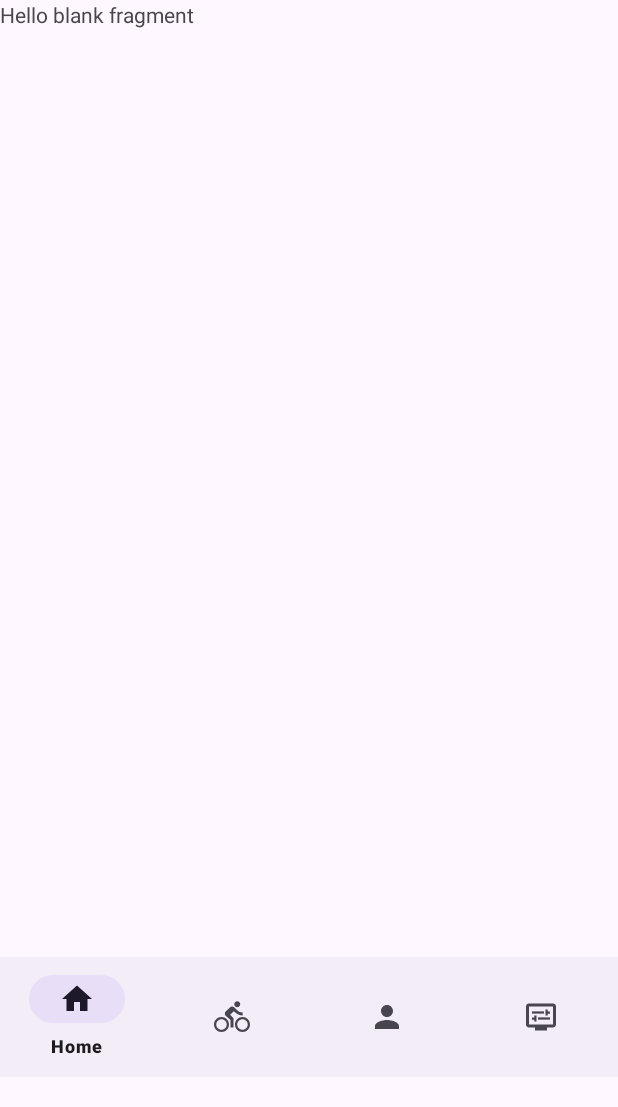
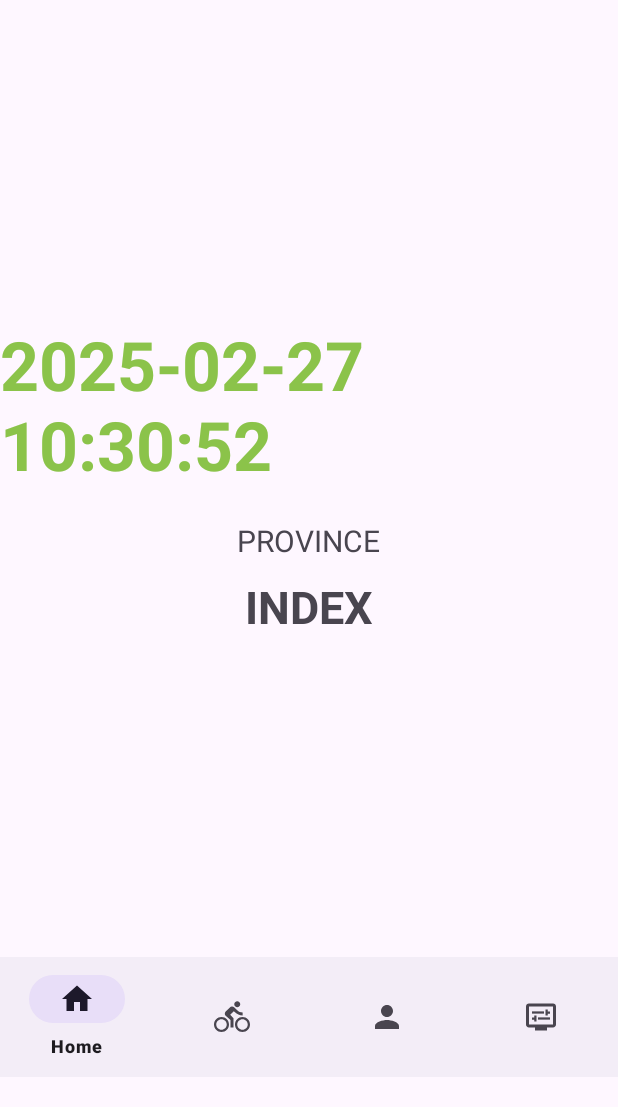
Before and after one commit to MykytaDymchenko01624/MykytaDymchenkoLab7, an Android app: the fragment SettingsFragment placed in its activity, on a phone screen of 412 x 824 dp, the part 129-1236 px from its top. Run offline under Robolectric (Android 15) with nearby library versions, the phone set to English and light mode, and no system bars.

Commit message:
Implemented functionality for settings fragment

```diff
--- a/app/src/main/java/mykyta/dymchenko/n01624422/MainActivity.kt
+++ b/app/src/main/java/mykyta/dymchenko/n01624422/MainActivity.kt
@@ -34,7 +34,7 @@ class MainActivity : AppCompatActivity() {
         bottomNavigationView = findViewById(R.id.bottomNav)
         bottomNavigationView.setOnItemSelectedListener { menuItem ->
             when (menuItem.itemId) {
-                R.id.menu_settings -> replaceFragment(HomeFragment())
+                R.id.menu_settings -> replaceFragment(SettingsFragment())
                 R.id.menu_nick -> replaceFragment(NickFragment())
                 R.id.menu_person -> replaceFragment(PersonFragment())
                 R.id.menu_home -> replaceFragment(HomeFragment())
--- a/app/src/main/java/mykyta/dymchenko/n01624422/NickFragment.kt
+++ b/app/src/main/java/mykyta/dymchenko/n01624422/NickFragment.kt
@@ -70,7 +70,7 @@ class NickFragment : Fragment() {
     private fun showAlertDialog(message: String) {
         val builder = AlertDialog.Builder(requireContext())
         builder.setIcon(R.drawable.images)
-        builder.setTitle("Mykyta Dymchenko")
+        builder.setTitle(getString(R.string.mykyta_dymchenko))
         builder.setMessage(message)
         builder.setCancelable(false)
         builder.setPositiveButton("OK") { dialog, _ ->
--- a/app/src/main/java/mykyta/dymchenko/n01624422/PersonFragment.kt
+++ b/app/src/main/java/mykyta/dymchenko/n01624422/PersonFragment.kt
@@ -8,6 +8,7 @@ import android.view.ViewGroup
 import android.widget.AdapterView
 import android.widget.ArrayAdapter
 import android.widget.ListView
+import androidx.core.os.bundleOf
 
 // TODO: Rename parameter arguments, choose names that match
 // the fragment initialization parameters, e.g. ARG_ITEM_NUMBER
@@ -35,11 +36,7 @@ class PersonFragment : Fragment() {
         }
     }
 
-    override fun onCreateView(
-        inflater: LayoutInflater, container: ViewGroup?,
-        savedInstanceState: Bundle?
-    ): View? {
-        // Inflate the layout for this fragment
+    override fun onCreateView(inflater: LayoutInflater, container: ViewGroup?, savedInstanceState: Bundle?): View? {
         val view = inflater.inflate(R.layout.fragment_person, container, false)
 
         view.setBackgroundColor(android.graphics.Color.parseColor("#90EE90"))
@@ -62,16 +59,8 @@ class PersonFragment : Fragment() {
     }
 
     private fun sendDataToSettingsFragment() {
-        val settingsFragment = SettingsFragment()
-        val bundle = Bundle()
-        bundle.putString("selectedItem", selectedItem)
-        bundle.putInt("selectedIndex", selectedIndex)
-        settingsFragment.arguments = bundle
-
-        parentFragmentManager.beginTransaction()
-            .replace(R.id.fragmentContainer, settingsFragment)
-            .addToBackStack(null)
-            .commit()
+        val result = bundleOf("selectedItem" to selectedItem, "selectedIndex" to selectedIndex)
+        parentFragmentManager.setFragmentResult("requestKey", result)
     }
 
     companion object {
--- a/app/src/main/java/mykyta/dymchenko/n01624422/SettingsFragment.kt
+++ b/app/src/main/java/mykyta/dymchenko/n01624422/SettingsFragment.kt
@@ -1,10 +1,17 @@
 package mykyta.dymchenko.n01624422
 
+import android.graphics.Color
+import android.icu.util.Calendar
 import android.os.Bundle
+import android.os.Handler
+import android.os.Looper
 import androidx.fragment.app.Fragment
 import android.view.LayoutInflater
 import android.view.View
 import android.view.ViewGroup
+import android.widget.TextView
+import java.text.SimpleDateFormat
+import java.util.Locale
 
 // TODO: Rename parameter arguments, choose names that match
 // the fragment initialization parameters, e.g. ARG_ITEM_NUMBER
@@ -20,6 +27,16 @@ class SettingsFragment : Fragment() {
     // TODO: Rename and change types of parameters
     private var param1: String? = null
     private var param2: String? = null
+    private lateinit var clockTextView: TextView
+    private lateinit var provinceTextView: TextView
+    private lateinit var indexTextView: TextView
+    private val handler = Handler(Looper.getMainLooper())
+    private val updateClockRunnable = object : Runnable {
+        override fun run() {
+            updateClock()
+            handler.postDelayed(this, 1000)
+        }
+    }
 
     override fun onCreate(savedInstanceState: Bundle?) {
         super.onCreate(savedInstanceState)
@@ -33,8 +50,56 @@ class SettingsFragment : Fragment() {
         inflater: LayoutInflater, container: ViewGroup?,
         savedInstanceState: Bundle?
     ): View? {
-        // Inflate the layout for this fragment
-        return inflater.inflate(R.layout.fragment_settings, container, false)
+        val view = inflater.inflate(R.layout.fragment_settings, container, false)
+
+        clockTextView = view.findViewById(R.id.clockTextView)
+        provinceTextView = view.findViewById(R.id.provinceTextView)
+        indexTextView = view.findViewById(R.id.indexTextView)
+
+        provinceTextView.text = getString(R.string.province)
+        indexTextView.text = getString(R.string.index)
+
+        parentFragmentManager.setFragmentResultListener("requestKey", this) { _, bundle ->
+            val selectedItem = bundle.getString("selectedItem")
+            val selectedIndex = bundle.getInt("selectedIndex")
+
+            provinceTextView.text = selectedItem
+            indexTextView.text = selectedIndex.toString()
+
+            setIndexColor(selectedItem)
+        }
+
+        return view
+    }
+
+    private fun updateClock() {
+        val calendar = Calendar.getInstance()
+        val dateFormat = SimpleDateFormat("yyyy-MM-dd HH:mm:ss", Locale.getDefault())
+        val currentTime = dateFormat.format(calendar.time)
+        clockTextView.text = currentTime
+    }
+
+    private fun setIndexColor(province: String?) {
+        val provinces = resources.getStringArray(R.array.provinces_array)
+        val colors = resources.getIntArray(R.array.province_colors)
+
+        val provinceIndex = provinces.indexOf(province)
+
+        if (provinceIndex != -1 && provinceIndex < colors.size) {
+            indexTextView.setTextColor(colors[provinceIndex])
+        } else {
+            indexTextView.setTextColor(Color.BLACK)
+        }
+    }
+
+    override fun onResume() {
+        super.onResume()
+        handler.post(updateClockRunnable)
+    }
+
+    override fun onPause() {
+        super.onPause()
+        handler.removeCallbacks(updateClockRunnable)
     }
 
     companion object {
--- a/app/src/main/res/layout/fragment_settings.xml
+++ b/app/src/main/res/layout/fragment_settings.xml
@@ -1,14 +1,32 @@
 <?xml version="1.0" encoding="utf-8"?>
-<FrameLayout xmlns:android="http://schemas.android.com/apk/res/android"
-    xmlns:tools="http://schemas.android.com/tools"
+<LinearLayout xmlns:android="http://schemas.android.com/apk/res/android"
     android:layout_width="match_parent"
     android:layout_height="match_parent"
-    tools:context=".SettingsFragment">
+    android:gravity="center"
+    android:orientation="vertical">
 
-    <!-- TODO: Update blank fragment layout -->
     <TextView
-        android:layout_width="match_parent"
-        android:layout_height="match_parent"
-        android:text="@string/hello_blank_fragment" />
+        android:id="@+id/clockTextView"
+        android:layout_width="wrap_content"
+        android:layout_height="wrap_content"
+        android:textColor="@color/green"
+        android:textSize="45sp"
+        android:textStyle="bold" />
 
-</FrameLayout>
+    <TextView
+        android:id="@+id/provinceTextView"
+        android:layout_width="wrap_content"
+        android:layout_height="wrap_content"
+        android:layout_marginTop="20dp"
+        android:text="@string/province"
+        android:textSize="20sp" />
+
+    <TextView
+        android:id="@+id/indexTextView"
+        android:layout_width="wrap_content"
+        android:layout_height="wrap_content"
+        android:layout_marginTop="10dp"
+        android:text="@string/index"
+        android:textSize="30sp"
+        android:textStyle="bold" />
+</LinearLayout>
--- a/app/src/main/res/values/colors.xml
+++ b/app/src/main/res/values/colors.xml
@@ -2,4 +2,17 @@
 <resources>
     <color name="black">#FF000000</color>
     <color name="white">#FFFFFFFF</color>
+    <color name="green">#8BC34A</color>
+    <color name="red">#FF0000</color>
+    <color name="blue">#0000FF</color>
+    <color name="magenta">#FF00FF</color>
+    <color name="cyan">#00FFFF</color>
+    <color name="yellow">#FFFF00</color>
+    <color name="ltgray">#D3D3D3</color>
+    <color name="dkgray">#A9A9A9</color>
+    <color name="gray">#808080</color>
+    <color name="orange">#FFA500</color>
+    <color name="purple">#800080</color>
+    <color name="teal">#008080</color>
+    <color name="olive">#808000</color>
 </resources>
--- a/app/src/main/res/values/strings.xml
+++ b/app/src/main/res/values/strings.xml
@@ -26,5 +26,21 @@
         <item>Yukon</item>
     </string-array>
     <!-- TODO: Remove or change this placeholder text -->
-    <string name="hello_blank_fragment">Hello blank fragment</string>
+    <string name="province">PROVINCE</string>
+    <string name="index">INDEX</string>
+    <integer-array name="province_colors">
+        <item>@color/blue</item>
+        <item>@color/magenta</item>
+        <item>@color/cyan</item>
+        <item>@color/yellow</item>
+        <item>@color/ltgray</item>
+        <item>@color/dkgray</item>
+        <item>@color/red</item>
+        <item>@color/gray</item>
+        <item>@color/green</item>
+        <item>@color/orange</item>
+        <item>@color/purple</item>
+        <item>@color/teal</item>
+        <item>@color/olive</item>
+    </integer-array>
 </resources>
```
Also changed, not shown: 1 other file.
